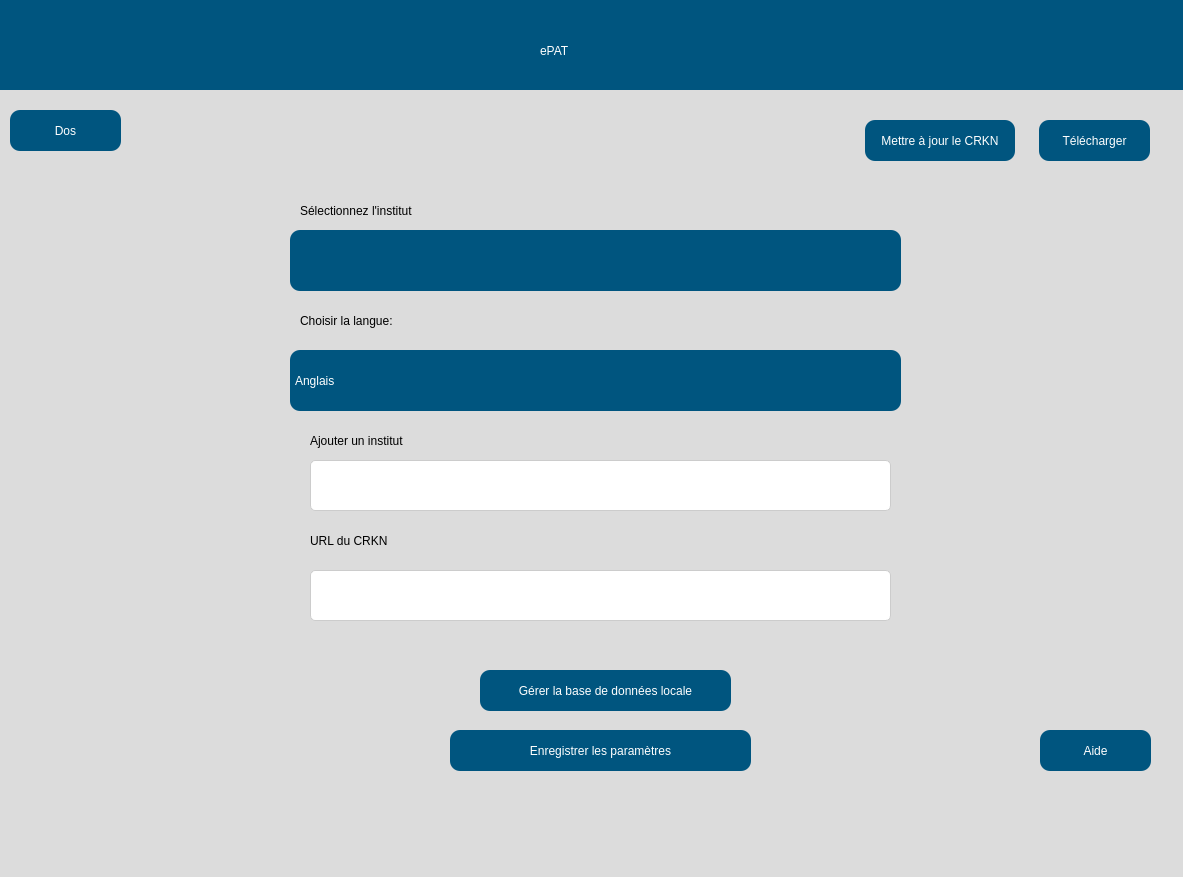
Before: the Qt Designer form src/user_interface/french_settingsPage.ui in eppenney/eBook-Perpetual-Access-Rights-Tracker, drawn with Qt 5.
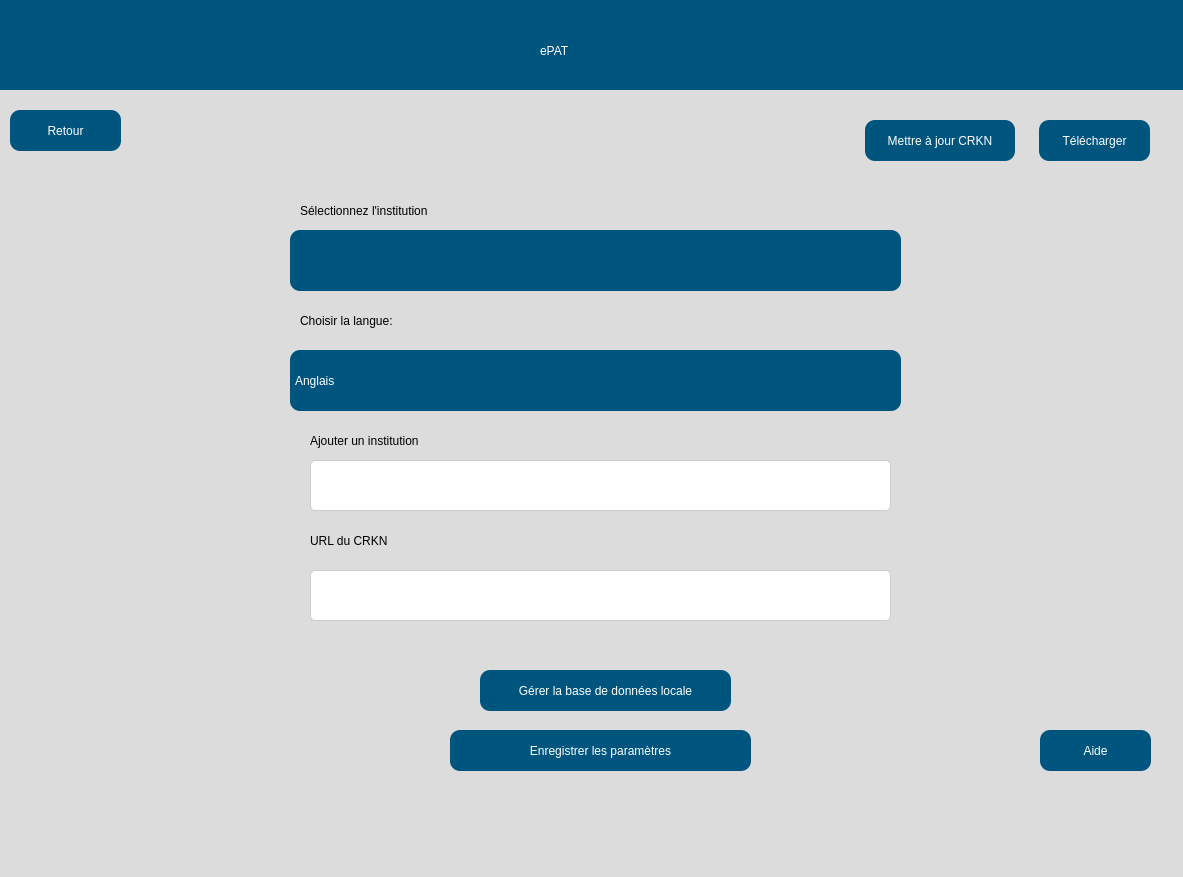
After: the same form once the commit is applied. Icons and pictures are not drawn.

Commit message: French lang. naming fix

Patch:
```diff
--- a/src/user_interface/french_settingsPage.ui
+++ b/src/user_interface/french_settingsPage.ui
@@ -84,7 +84,7 @@
         </string>
     </property>
     <property name="text">
-     <string>Dos</string>
+     <string>Retour</string>
     </property>
    </widget>
    <widget class="QPushButton" name="uploadButton">
@@ -150,7 +150,7 @@
         </string>
     </property>
     <property name="text">
-     <string>Mettre à jour le CRKN</string>
+     <string>Mettre à jour CRKN</string>
     </property>
    </widget>
    <widget class="QLabel" name="UniversityLabel_5">
@@ -167,7 +167,7 @@
 color: rgb(0, 0, 0);</string>
     </property>
     <property name="text">
-     <string>Sélectionnez l'institut</string>
+     <string>Sélectionnez l'institution</string>
     </property>
    </widget>
    <widget class="QComboBox" name="institutionSelection">
@@ -228,7 +228,7 @@
 color: rgb(0, 0, 0);</string>
     </property>
     <property name="text">
-     <string>Ajouter un institut</string>
+     <string>Ajouter un institution</string>
     </property>
    </widget>
    <widget class="QLabel" name="UniversityLabel_7">
```
The commit also changes 2 other files.
